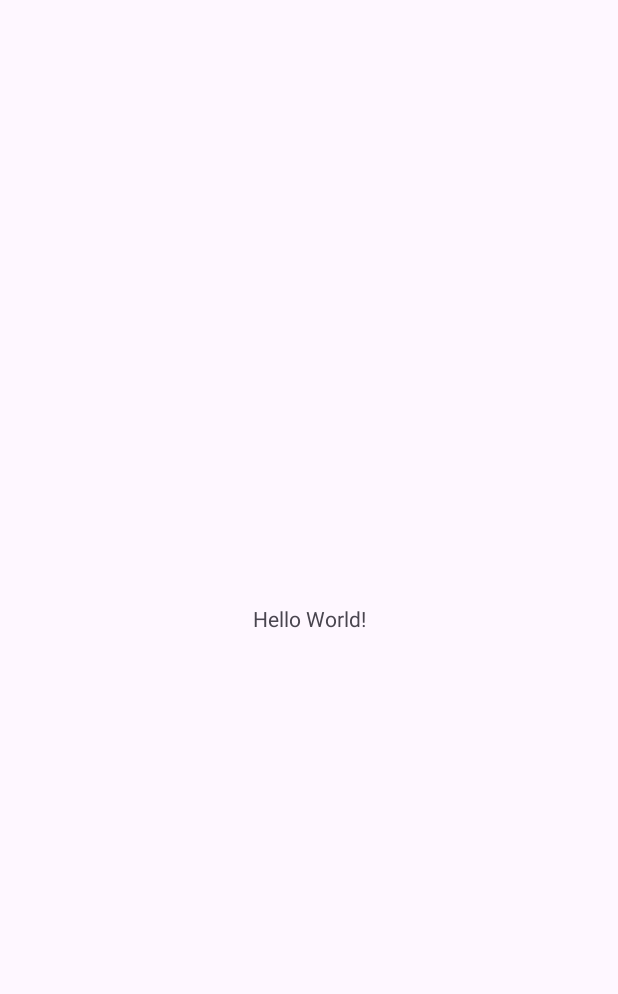
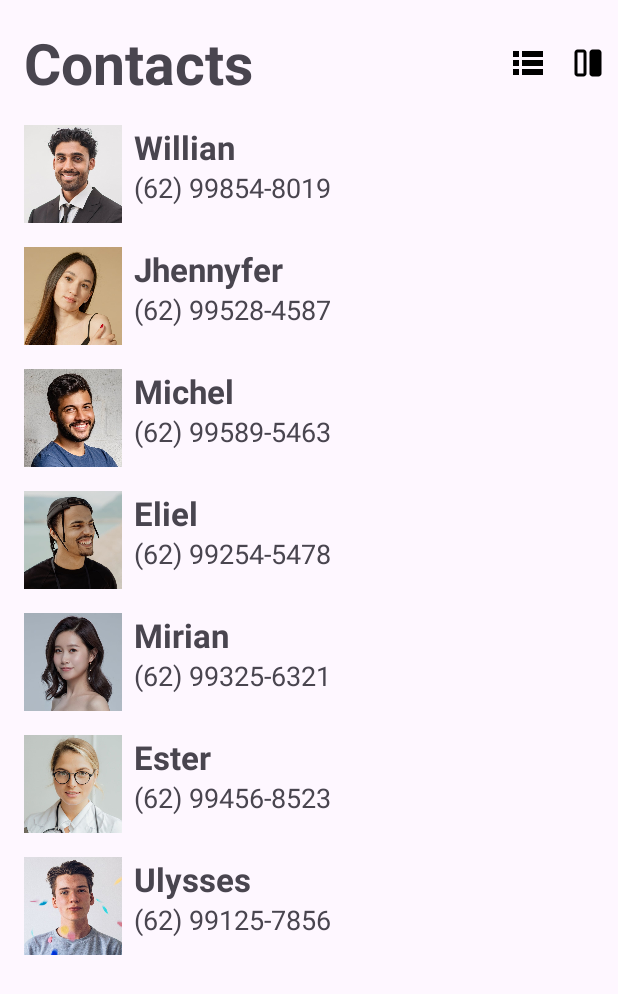
Before and after one commit to wil335/ContactList, an Android app: the screen it shows after launch (MainActivity), on a phone screen of 412 x 824 dp. Before the commit the part shown is almost empty. Shown: the top 994 px of the screen. Run offline under Robolectric (Android 15) with nearby library versions, the phone set to English and light mode, and no system bars.

Commit message:
image resourse

```diff
--- /dev/null
+++ b/app/src/main/java/com/devspace/recyclerview/Contact.kt
@@ -0,0 +1,11 @@
+package com.devspace.recyclerview
+
+import android.graphics.drawable.Icon
+import android.provider.ContactsContract.CommonDataKinds.Phone
+import androidx.annotation.DrawableRes
+
+data class Contact(
+    val name : String,
+    val phone: String,
+    @DrawableRes val icon: Int
+)
--- a/app/src/main/java/com/devspace/recyclerview/MainActivity.kt
+++ b/app/src/main/java/com/devspace/recyclerview/MainActivity.kt
@@ -1,12 +1,17 @@
 package com.devspace.recyclerview
 
 import android.os.Bundle
+import android.widget.ImageView
 import androidx.activity.enableEdgeToEdge
 import androidx.appcompat.app.AppCompatActivity
 import androidx.core.view.ViewCompat
 import androidx.core.view.WindowInsetsCompat
+import androidx.recyclerview.widget.GridLayoutManager
+import androidx.recyclerview.widget.LinearLayoutManager
+import androidx.recyclerview.widget.RecyclerView
 
 class MainActivity : AppCompatActivity() {
+
     override fun onCreate(savedInstanceState: Bundle?) {
         super.onCreate(savedInstanceState)
         enableEdgeToEdge()
@@ -16,5 +21,53 @@ class MainActivity : AppCompatActivity() {
             v.setPadding(systemBars.left, systemBars.top, systemBars.right, systemBars.bottom)
             insets
         }
+
+        val rvlist = findViewById<RecyclerView>(R.id.rv_list)
+        val ivlist = findViewById<ImageView>(R.id.iv_list)
+        val ivgrid = findViewById<ImageView>(R.id.iv_grid)
+        val adapter= contactListAdapter()
+        rvlist.adapter = adapter
+        rvlist.layoutManager= LinearLayoutManager(this)
+        adapter.submitList(contacts)
+
+        ivgrid.setOnClickListener {
+            rvlist.layoutManager = GridLayoutManager(this, 2)
+        }
+
+        ivlist.setOnClickListener {
+            rvlist.layoutManager= LinearLayoutManager(this)
+        }
     }
 }
+
+
+private val contacts = listOf(
+    Contact( name = "Willian",
+        phone = "(62) 99854-8019",
+        R.drawable.sample12
+    ),
+    Contact( name = "Jhennyfer",
+        phone = "(62) 99528-4587",
+        R.drawable.sample3
+    ),
+    Contact( name = "Michel",
+        phone = "(62) 99589-5463",
+        R.drawable.sample8
+    ),
+    Contact( name = "Eliel",
+        phone = "(62) 99254-5478",
+        R.drawable.sample2
+    ),
+    Contact( name = "Mirian",
+        phone = "(62) 99325-6321",
+        R.drawable.sample11
+    ),
+    Contact( name = "Ester",
+        phone = "(62) 99456-8523",
+        R.drawable.sample13
+    ),
+    Contact( name = "Ulysses",
+        phone = "(62) 99125-7856",
+        R.drawable.sample9
+    ),
+)
--- /dev/null
+++ b/app/src/main/java/com/devspace/recyclerview/contactListAdapter.kt
@@ -0,0 +1,43 @@
+package com.devspace.recyclerview
+
+import android.view.LayoutInflater
+import android.view.View
+import android.view.ViewGroup
+import android.widget.ImageView
+import android.widget.TextView
+import androidx.recyclerview.widget.DiffUtil
+import androidx.recyclerview.widget.ListAdapter
+import androidx.recyclerview.widget.RecyclerView
+
+class contactListAdapter:
+    ListAdapter<Contact, contactListAdapter.ContactViewHolder>(ContactDiffUtils()) {
+        class ContactViewHolder(view: View) : RecyclerView.ViewHolder(view) {
+            private val tvName = view.findViewById<TextView>(R.id.tv_name)
+            private val tvPhone = view.findViewById<TextView>(R.id.tv_phone)
+            private val image = view.findViewById<ImageView>(R.id.imageView)
+            fun bind(contact: Contact){
+                tvName.text= contact.name
+                tvPhone.text = contact.phone
+                image.setImageResource(contact.icon)
+            }
+        }
+    class ContactDiffUtils: DiffUtil.ItemCallback<Contact>(){
+        override fun areItemsTheSame(oldItem: Contact, newItem: Contact): Boolean {
+            return oldItem == newItem
+        }
+
+        override fun areContentsTheSame(oldItem: Contact, newItem: Contact): Boolean {
+            return oldItem.name == newItem.name
+        }
+
+    }
+    override fun onCreateViewHolder(parent: ViewGroup, viewType: Int): ContactViewHolder {
+        val view = LayoutInflater.from(parent.context).inflate(R.layout.item_list, parent, false)
+        return ContactViewHolder(view)
+
+    }
+    override fun onBindViewHolder(holder: ContactViewHolder, position: Int) {
+        val contact = getItem(position)
+      holder.bind(contact)
+    }
+}
--- a/app/src/main/res/layout/activity_main.xml
+++ b/app/src/main/res/layout/activity_main.xml
@@ -7,13 +7,48 @@
     android:layout_height="match_parent"
     tools:context=".MainActivity">
 
+
     <TextView
-        android:layout_width="wrap_content"
+        android:id="@+id/contacts"
+        android:layout_width="0dp"
         android:layout_height="wrap_content"
-        android:text="Hello World!"
+        android:layout_margin="16dp"
+        android:text="Contacts"
+        android:textSize="38sp"
+        android:textStyle="bold"
+        app:layout_constraintEnd_toStartOf="@id/iv_list"
+        app:layout_constraintStart_toStartOf="parent"
+        app:layout_constraintTop_toTopOf="parent" />
+
+    <ImageView
+        android:id="@+id/iv_list"
+        android:layout_width="24dp"
+        android:layout_height="24dp"
+        android:src="@drawable/ic_list"
+        android:layout_marginEnd="16dp"
+        app:layout_constraintBottom_toBottomOf="@id/contacts"
+        app:layout_constraintEnd_toStartOf="@id/iv_grid"
+        app:layout_constraintTop_toTopOf="@id/contacts"/>
+
+    <ImageView
+        android:id="@+id/iv_grid"
+        android:layout_width="24dp"
+        android:layout_height="24dp"
+        android:layout_marginEnd="8dp"
+        android:src="@drawable/ic_grid"
+        app:layout_constraintBottom_toBottomOf="@id/contacts"
+        app:layout_constraintEnd_toEndOf="parent"
+        app:layout_constraintTop_toTopOf="@id/contacts"/>
+
+
+    <androidx.recyclerview.widget.RecyclerView
+        android:id="@+id/rv_list"
+        android:layout_width="match_parent"
+        tools:listitem="@layout/item_list"
+        android:layout_height="0dp"
         app:layout_constraintBottom_toBottomOf="parent"
         app:layout_constraintEnd_toEndOf="parent"
         app:layout_constraintStart_toStartOf="parent"
-        app:layout_constraintTop_toTopOf="parent" />
+        app:layout_constraintTop_toBottomOf="@id/contacts" />
 
 </androidx.constraintlayout.widget.ConstraintLayout>
--- /dev/null
+++ b/app/src/main/res/layout/item_list.xml
@@ -0,0 +1,45 @@
+<?xml version="1.0" encoding="utf-8"?>
+<androidx.constraintlayout.widget.ConstraintLayout xmlns:android="http://schemas.android.com/apk/res/android"
+    xmlns:app="http://schemas.android.com/apk/res-auto"
+    xmlns:tools="http://schemas.android.com/tools"
+    android:layout_width="match_parent"
+    android:layout_height="wrap_content">
+
+
+    <ImageView
+        android:contentDescription="@null"
+        android:id="@+id/imageView"
+        android:layout_width="65dp"
+        android:layout_height="65dp"
+        android:layout_margin="16dp"
+        app:layout_constraintStart_toStartOf="parent"
+        app:layout_constraintTop_toTopOf="parent"
+        tools:srcCompat="@tools:sample/avatars" />
+
+    <TextView
+        android:id="@+id/tv_name"
+        tools:text="Name"
+        android:layout_width="0dp"
+        android:layout_height="wrap_content"
+        android:layout_marginStart="8dp"
+        android:textSize="22sp"
+        android:textStyle="bold"
+        app:layout_constraintEnd_toEndOf="parent"
+        app:layout_constraintStart_toEndOf="@+id/imageView"
+        app:layout_constraintTop_toTopOf="@+id/imageView"/>
+
+    <TextView
+        android:id="@+id/tv_phone"
+        android:layout_width="0dp"
+        android:layout_height="wrap_content"
+        android:textSize="18sp"
+        app:layout_constraintEnd_toEndOf="parent"
+        app:layout_constraintStart_toStartOf="@+id/tv_name"
+        app:layout_constraintTop_toBottomOf="@+id/tv_name"
+        tools:text="(62) 99854-8019" />
+
+
+
+
+
+</androidx.constraintlayout.widget.ConstraintLayout>
```
